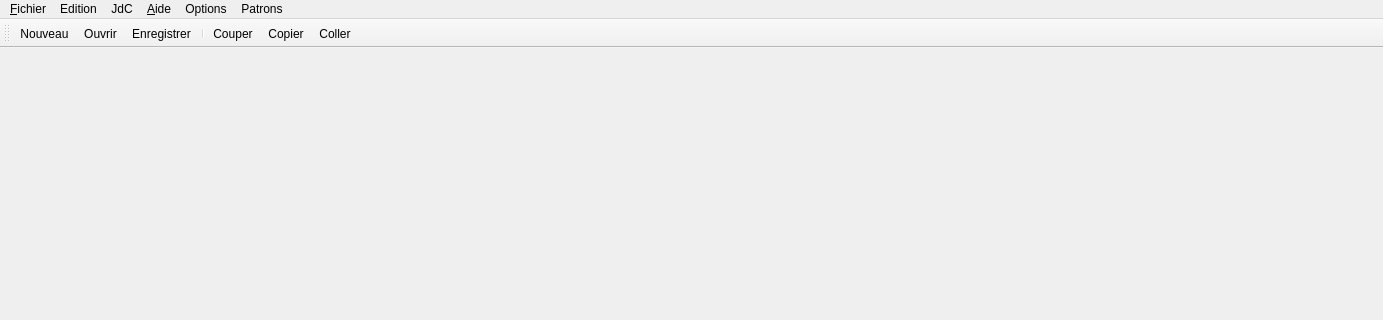
Above: UiQT4/myMain.ui from SalomePlatform/eficas_tools before the change; both pictures show x 0 to 1383 and y 0 to 320 of the 1383 by 811 pixel window. Below: the same form after it.
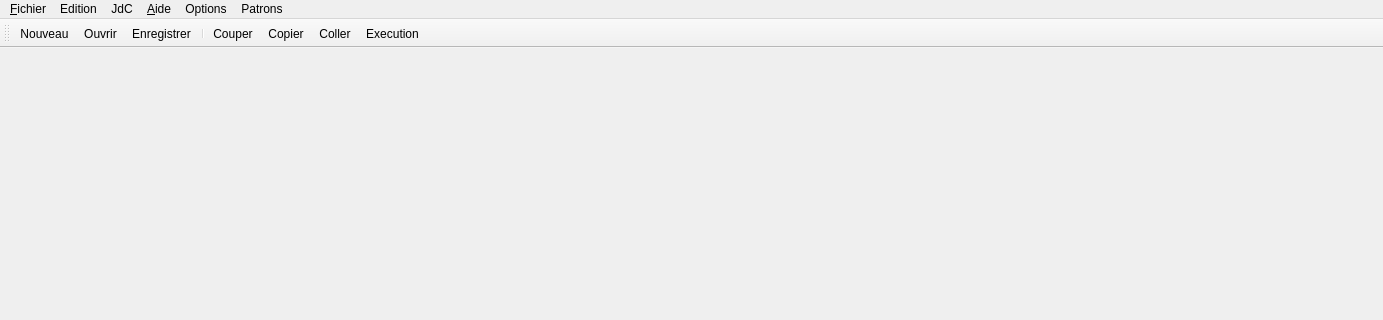
That is the form after the change. Icons and pictures are not drawn.

```diff
--- a/UiQT4/myMain.ui
+++ b/UiQT4/myMain.ui
@@ -92,13 +92,14 @@
    <attribute name="toolBarBreak">
     <bool>false</bool>
    </attribute>
-   <addaction name="action_Nouveau"/>
-   <addaction name="action_Ouvrir"/>
-   <addaction name="actionEnregistrer"/>
-   <addaction name="separator"/>
-   <addaction name="actionCouper"/>
-   <addaction name="actionCopier"/>
-   <addaction name="actionColler"/>
+   <addaction name="action_Nouveau" />
+   <addaction name="action_Ouvrir" />
+   <addaction name="actionEnregistrer" />
+   <addaction name="separator" />
+   <addaction name="actionCouper" />
+   <addaction name="actionCopier" />
+   <addaction name="actionColler" />
+   <addaction name="actionExecution" />
   </widget>
   <action name="action_Nouveau">
    <property name="icon">
@@ -255,6 +256,25 @@
     <string>Supprimer</string>
    </property>
   </action>
+  <action name="actionExecution" >
+   <property name="icon" >
+    <iconset>
+     <normaloff>compute.png</normaloff>compute.png</iconset>
+   </property>
+   <property name="text" >
+    <string>Execution</string>
+   </property>
+  </action>
+  <action name="actionSauve_Python" >
+   <property name="text" >
+    <string>Sauve Python</string>
+   </property>
+  </action>
+  <action name="actionEnregistrer_Python" >
+   <property name="text" >
+    <string>Enregistrer Python</string>
+   </property>
+  </action>
  </widget>
  <resources/>
  <connections/>
```
Left out of the diff: 219 changed lines with no effect on the pictures.
